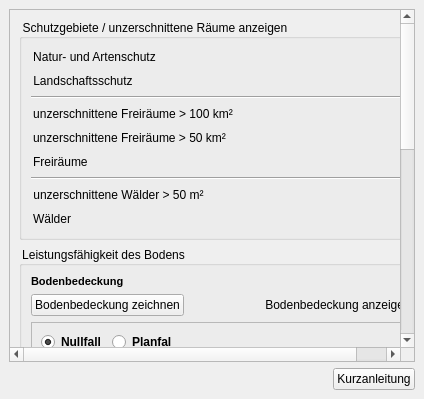
This is projektcheck/ui/ProjektCheck_dockwidget_analysis_04-Oeko.ui in projektcheck/ProjektCheck-QGIS as Qt 5 draws it before an edit. The edited form follows.
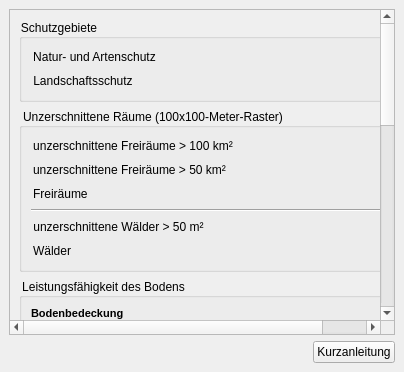
This is the edited form. Icons and pictures are not drawn. Custom widgets are drawn as their Qt base class.

Commit message: Split Ökologie-sub-Wirkungsbereich "Schutzgebiete und unzerschnittene Träume anzeigen" into: "Schutzgebiete" and "Unzerschnittene Räume (100x100-Meter-Raster)" Create new Icons for preceding sub-Wirkungsbereiche -> uncheckable and coloured Design. Correct button orientation in Erreichbarkeiten-sub-Wirkungsbereich "Fuß-, Rad- und Autoerreichbarkeit".

What changed in the file:
```diff
--- a/projektcheck/ui/ProjektCheck_dockwidget_analysis_04-Oeko.ui
+++ b/projektcheck/ui/ProjektCheck_dockwidget_analysis_04-Oeko.ui
@@ -6,8 +6,8 @@
    <rect>
     <x>0</x>
     <y>0</y>
-    <width>424</width>
-    <height>399</height>
+    <width>404</width>
+    <height>372</height>
    </rect>
   </property>
   <property name="styleSheet">
@@ -67,15 +67,15 @@
         <rect>
          <x>0</x>
          <y>0</y>
-         <width>404</width>
-         <height>325</height>
+         <width>384</width>
+         <height>298</height>
         </rect>
        </property>
        <layout class="QVBoxLayout" name="verticalLayout_7">
         <item>
          <widget class="QgsCollapsibleGroupBox" name="mGroupBox">
           <property name="title">
-           <string>Schutzgebiete / unzerschnittene Räume anzeigen</string>
+           <string>Schutzgebiete</string>
           </property>
           <property name="collapsed">
            <bool>true</bool>
@@ -147,13 +147,18 @@
              </property>
             </widget>
            </item>
-           <item>
-            <widget class="Line" name="line_4">
-             <property name="orientation">
-              <enum>Qt::Horizontal</enum>
-             </property>
-            </widget>
-           </item>
+          </layout>
+         </widget>
+        </item>
+        <item>
+         <widget class="QgsCollapsibleGroupBox" name="mGroupBox_3">
+          <property name="title">
+           <string>Unzerschnittene Räume (100x100-Meter-Raster)</string>
+          </property>
+          <property name="collapsed">
+           <bool>true</bool>
+          </property>
+          <layout class="QVBoxLayout" name="verticalLayout_2">
            <item>
             <widget class="QPushButton" name="pushButton_44">
              <property name="sizePolicy">
@@ -180,7 +185,7 @@
               </size>
              </property>
              <property name="checkable">
-              <bool>true</bool>
+              <bool>false</bool>
              </property>
              <property name="flat">
               <bool>true</bool>
@@ -213,7 +218,7 @@
               </size>
              </property>
              <property name="checkable">
-              <bool>true</bool>
+              <bool>false</bool>
              </property>
              <property name="flat">
               <bool>true</bool>
@@ -246,7 +251,7 @@
               </size>
              </property>
              <property name="checkable">
-              <bool>true</bool>
+              <bool>false</bool>
              </property>
              <property name="flat">
               <bool>true</bool>
@@ -286,7 +291,7 @@
               </size>
              </property>
              <property name="checkable">
-              <bool>true</bool>
+              <bool>false</bool>
              </property>
              <property name="flat">
               <bool>true</bool>
@@ -319,7 +324,7 @@
               </size>
              </property>
              <property name="checkable">
-              <bool>true</bool>
+              <bool>false</bool>
              </property>
              <property name="flat">
               <bool>true</bool>
```
Left out of the diff: 25 changed lines with no effect on the pictures. The commit also changes 11 other files.
